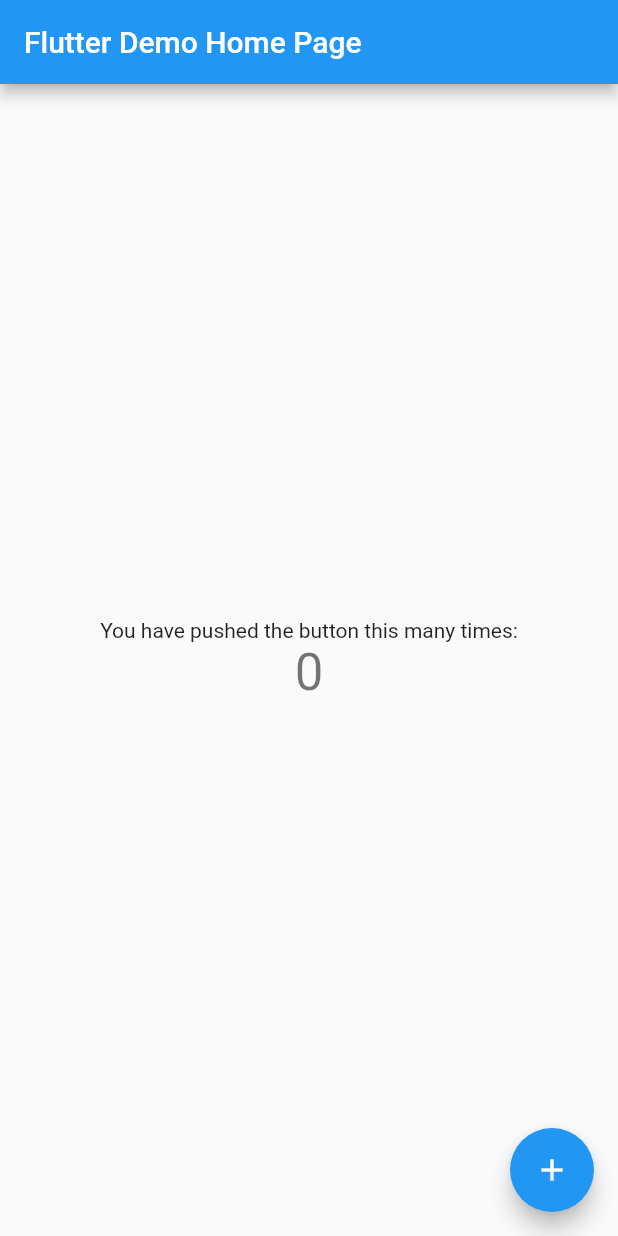
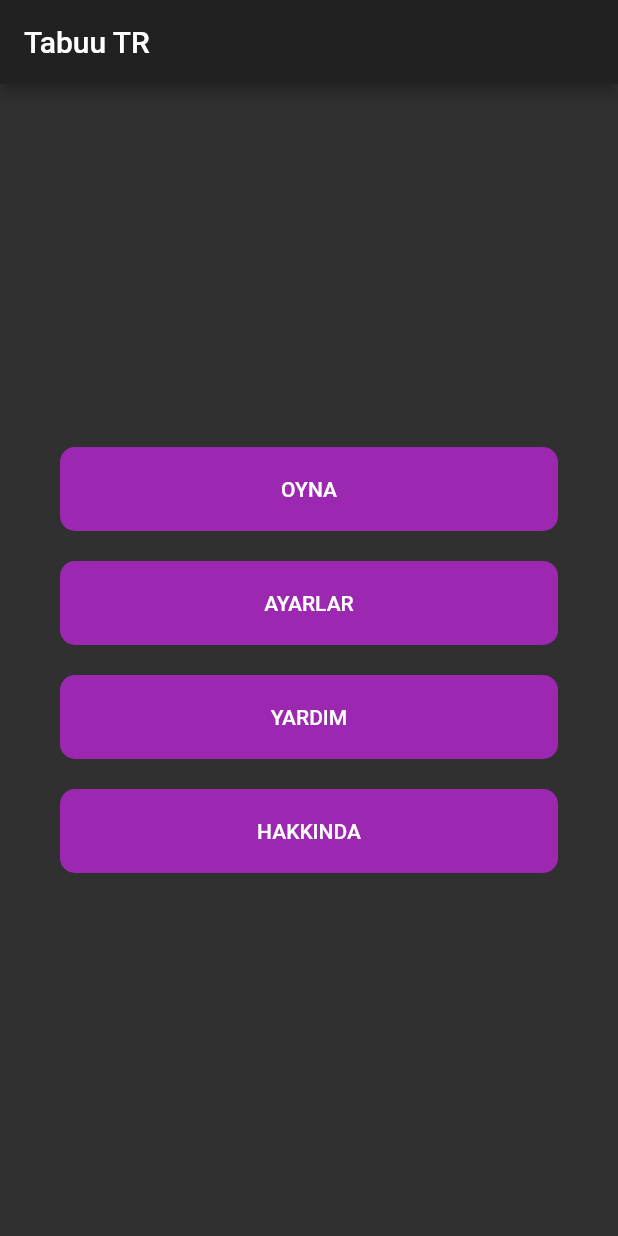
Before and after one commit to acsahin/tabuu_app, a Flutter app: the screen it shows after launch, on a phone screen of 412 x 824 dp. Run offline on Flutter 3.47's test engine with Material 2 defaults, Android fonts, the phone set to English and light mode, and no system bars.

Commit message:
Buttons are added to main screen

```diff
--- a/lib/main.dart
+++ b/lib/main.dart
@@ -1,4 +1,5 @@
 import 'package:flutter/material.dart';
+import 'package:tabuu_app/screens/main_screen.dart';
 
 void main() {
   runApp(MyApp());
@@ -9,109 +10,16 @@ class MyApp extends StatelessWidget {
   @override
   Widget build(BuildContext context) {
     return MaterialApp(
+      theme: ThemeData.dark(),
       title: 'Flutter Demo',
-      theme: ThemeData(
-        // This is the theme of your application.
-        //
-        // Try running your application with "flutter run". You'll see the
-        // application has a blue toolbar. Then, without quitting the app, try
-        // changing the primarySwatch below to Colors.green and then invoke
-        // "hot reload" (press "r" in the console where you ran "flutter run",
-        // or simply save your changes to "hot reload" in a Flutter IDE).
-        // Notice that the counter didn't reset back to zero; the application
-        // is not restarted.
-        primarySwatch: Colors.blue,
-        // This makes the visual density adapt to the platform that you run
-        // the app on. For desktop platforms, the controls will be smaller and
-        // closer together (more dense) than on mobile platforms.
-        visualDensity: VisualDensity.adaptivePlatformDensity,
+      home: SafeArea(
+        child: Scaffold(
+          appBar: AppBar(
+            title: Text('Tabuu TR'),
+          ),
+          body: MainScreen(),
+        ),
       ),
-      home: MyHomePage(title: 'Flutter Demo Home Page'),
     );
   }
 }
-
-class MyHomePage extends StatefulWidget {
-  MyHomePage({Key key, this.title}) : super(key: key);
-
-  // This widget is the home page of your application. It is stateful, meaning
-  // that it has a State object (defined below) that contains fields that affect
-  // how it looks.
-
-  // This class is the configuration for the state. It holds the values (in this
-  // case the title) provided by the parent (in this case the App widget) and
-  // used by the build method of the State. Fields in a Widget subclass are
-  // always marked "final".
-
-  final String title;
-
-  @override
-  _MyHomePageState createState() => _MyHomePageState();
-}
-
-class _MyHomePageState extends State<MyHomePage> {
-  int _counter = 0;
-
-  void _incrementCounter() {
-    setState(() {
-      // This call to setState tells the Flutter framework that something has
-      // changed in this State, which causes it to rerun the build method below
-      // so that the display can reflect the updated values. If we changed
-      // _counter without calling setState(), then the build method would not be
-      // called again, and so nothing would appear to happen.
-      _counter++;
-    });
-  }
-
-  @override
-  Widget build(BuildContext context) {
-    // This method is rerun every time setState is called, for instance as done
-    // by the _incrementCounter method above.
-    //
-    // The Flutter framework has been optimized to make rerunning build methods
-    // fast, so that you can just rebuild anything that needs updating rather
-    // than having to individually change instances of widgets.
-    return Scaffold(
-      appBar: AppBar(
-        // Here we take the value from the MyHomePage object that was created by
-        // the App.build method, and use it to set our appbar title.
-        title: Text(widget.title),
-      ),
-      body: Center(
-        // Center is a layout widget. It takes a single child and positions it
-        // in the middle of the parent.
-        child: Column(
-          // Column is also a layout widget. It takes a list of children and
-          // arranges them vertically. By default, it sizes itself to fit its
-          // children horizontally, and tries to be as tall as its parent.
-          //
-          // Invoke "debug painting" (press "p" in the console, choose the
-          // "Toggle Debug Paint" action from the Flutter Inspector in Android
-          // Studio, or the "Toggle Debug Paint" command in Visual Studio Code)
-          // to see the wireframe for each widget.
-          //
-          // Column has various properties to control how it sizes itself and
-          // how it positions its children. Here we use mainAxisAlignment to
-          // center the children vertically; the main axis here is the vertical
-          // axis because Columns are vertical (the cross axis would be
-          // horizontal).
-          mainAxisAlignment: MainAxisAlignment.center,
-          children: <Widget>[
-            Text(
-              'You have pushed the button this many times:',
-            ),
-            Text(
-              '$_counter',
-              style: Theme.of(context).textTheme.headline4,
-            ),
-          ],
-        ),
-      ),
-      floatingActionButton: FloatingActionButton(
-        onPressed: _incrementCounter,
-        tooltip: 'Increment',
-        child: Icon(Icons.add),
-      ), // This trailing comma makes auto-formatting nicer for build methods.
-    );
-  }
-}
--- /dev/null
+++ b/lib/screens/main_screen.dart
@@ -0,0 +1,75 @@
+import 'package:flutter/material.dart';
+
+class MainScreen extends StatelessWidget {
+  @override
+  Widget build(BuildContext context) {
+    return Container(
+      child: Column(
+        mainAxisAlignment: MainAxisAlignment.center,
+        crossAxisAlignment: CrossAxisAlignment.stretch,
+        children: <Widget>[
+          Padding(
+            padding:
+                const EdgeInsets.symmetric(horizontal: 40.0, vertical: 10.0),
+            child: FlatButton(
+              shape: RoundedRectangleBorder(
+                borderRadius: BorderRadius.circular(10.0),
+              ),
+              onPressed: () {
+                // Go -> Game settings
+              },
+              color: Colors.purple,
+              padding: EdgeInsets.all(20.0),
+              child: Text('OYNA'),
+            ),
+          ),
+          Padding(
+            padding:
+                const EdgeInsets.symmetric(horizontal: 40.0, vertical: 10.0),
+            child: FlatButton(
+              shape: RoundedRectangleBorder(
+                borderRadius: BorderRadius.circular(10.0),
+              ),
+              onPressed: () {
+                //GO -> Options
+              },
+              color: Colors.purple,
+              padding: EdgeInsets.all(20.0),
+              child: Text('AYARLAR'),
+            ),
+          ),
+          Padding(
+            padding:
+                const EdgeInsets.symmetric(horizontal: 40.0, vertical: 10.0),
+            child: FlatButton(
+              shape: RoundedRectangleBorder(
+                borderRadius: BorderRadius.circular(10.0),
+              ),
+              onPressed: () {
+                // GO -> Help
+              },
+              color: Colors.purple,
+              padding: EdgeInsets.all(20.0),
+              child: Text('YARDIM'),
+            ),
+          ),
+          Padding(
+            padding:
+                const EdgeInsets.symmetric(horizontal: 40.0, vertical: 10.0),
+            child: FlatButton(
+              shape: RoundedRectangleBorder(
+                borderRadius: BorderRadius.circular(10.0),
+              ),
+              onPressed: () {
+                // GO -> About
+              },
+              color: Colors.purple,
+              padding: EdgeInsets.all(20.0),
+              child: Text('HAKKINDA'),
+            ),
+          ),
+        ],
+      ),
+    );
+  }
+}
```
Also changed, not shown: lib/screens/about_screen.dart (added), lib/screens/game_settings_screen.dart (added), lib/screens/help_screen.dart (added), lib/screens/options_screen.dart (added), lib/screens/play_screen.dart (added), 1 other file.
